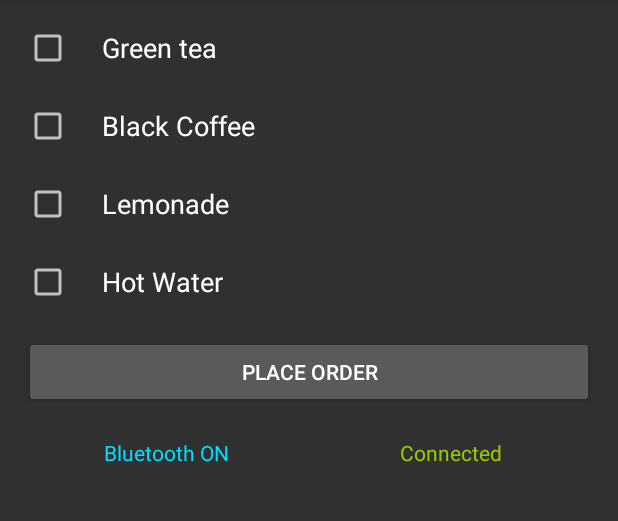
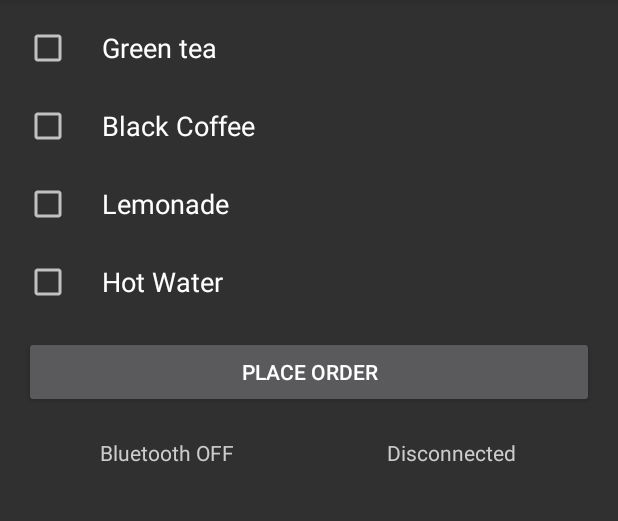
Before and after one commit to mihir-harbinger/VendingMachine, an Android app: the screen it shows after launch (MainActivity), on a phone screen of 412 x 824 dp, the part 84-605 px from its top. Run offline under Robolectric (Android 15) with nearby library versions, the phone set to English and light mode, and no system bars.

Commit message:
eod commit

```diff
--- a/app/src/main/res/layout/activity_main.xml
+++ b/app/src/main/res/layout/activity_main.xml
@@ -8,6 +8,55 @@
     android:paddingRight="@dimen/activity_horizontal_margin"
     android:paddingTop="@dimen/activity_vertical_margin"
     tools:context="com.example.mihir.vendingmachine.MainActivity">
+
+    <LinearLayout
+        android:orientation="vertical"
+        android:layout_width="match_parent"
+        android:layout_height="wrap_content"
+        android:layout_gravity="center_horizontal"
+        android:id="@+id/linearLayout3">
+
+        <TabHost
+            android:layout_width="match_parent"
+            android:layout_height="wrap_content"
+            android:id="@+id/tabHost"
+            android:layout_gravity="center_horizontal">
+
+            <LinearLayout
+                android:layout_width="match_parent"
+                android:layout_height="match_parent"
+                android:orientation="vertical">
+
+                <TabWidget
+                    android:id="@android:id/tabs"
+                    android:layout_width="match_parent"
+                    android:layout_height="wrap_content"></TabWidget>
+
+                <FrameLayout
+                    android:id="@android:id/tabcontent"
+                    android:layout_width="match_parent"
+                    android:layout_height="match_parent">
+
+                    <LinearLayout
+                        android:id="@+id/linearLayout4"
+                        android:layout_width="match_parent"
+                        android:layout_height="match_parent"
+                        android:orientation="vertical"></LinearLayout>
+
+                    <LinearLayout
+                        android:id="@+id/linearLayout5"
+                        android:layout_width="match_parent"
+                        android:layout_height="match_parent"
+                        android:orientation="vertical"></LinearLayout>
+
+                    <LinearLayout
+                        android:id="@+id/linearLayout6"
+                        android:layout_width="match_parent"
+                        android:layout_height="match_parent"
+                        android:orientation="vertical"></LinearLayout>
+                </FrameLayout>
+            </LinearLayout>
+        </TabHost>
 
         <LinearLayout
             android:orientation="vertical"
@@ -79,27 +128,30 @@
             android:layout_width="match_parent"
             android:layout_height="wrap_content"
             android:layout_below="@+id/linearLayout"
-        android:paddingTop="20dp">
+            android:paddingTop="20dp"
+            android:id="@+id/linearLayout2">
 
             <TextView
                 android:layout_width="match_parent"
                 android:layout_height="wrap_content"
-            android:text="Bluetooth ON"
+                android:text="Bluetooth OFF"
                 android:id="@+id/textView1"
                 android:layout_gravity="center_horizontal"
                 android:textAlignment="center"
                 android:layout_weight="0.5"
-            android:textColor="@android:color/holo_blue_bright" />
+                android:textColor="#cccccc" />
 
             <TextView
                 android:layout_width="match_parent"
                 android:layout_height="wrap_content"
-            android:text="Connected"
+                android:text="Disconnected"
                 android:id="@+id/textView2"
                 android:layout_gravity="center_horizontal"
                 android:textAlignment="center"
                 android:layout_weight="0.5"
-            android:textColor="@android:color/holo_green_light" />
+                android:textColor="#cccccc" />
+
+        </LinearLayout>
 
     </LinearLayout>
 
```
Also changed, not shown: app/src/main/java/com/example/mihir/vendingmachine/MainActivity.java (+65 -0 lines). Lines whose indentation alone changed are shown as unchanged.
